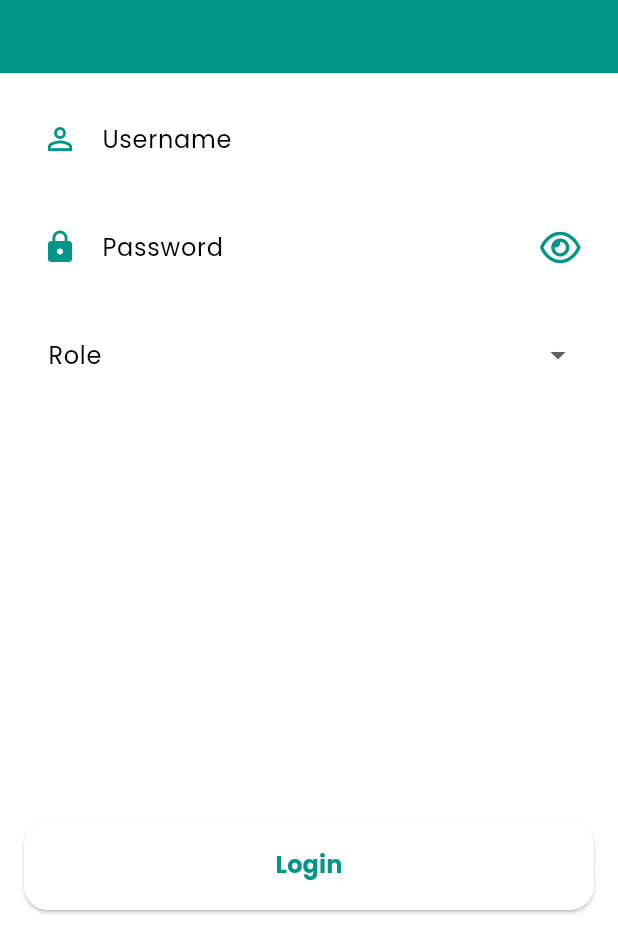
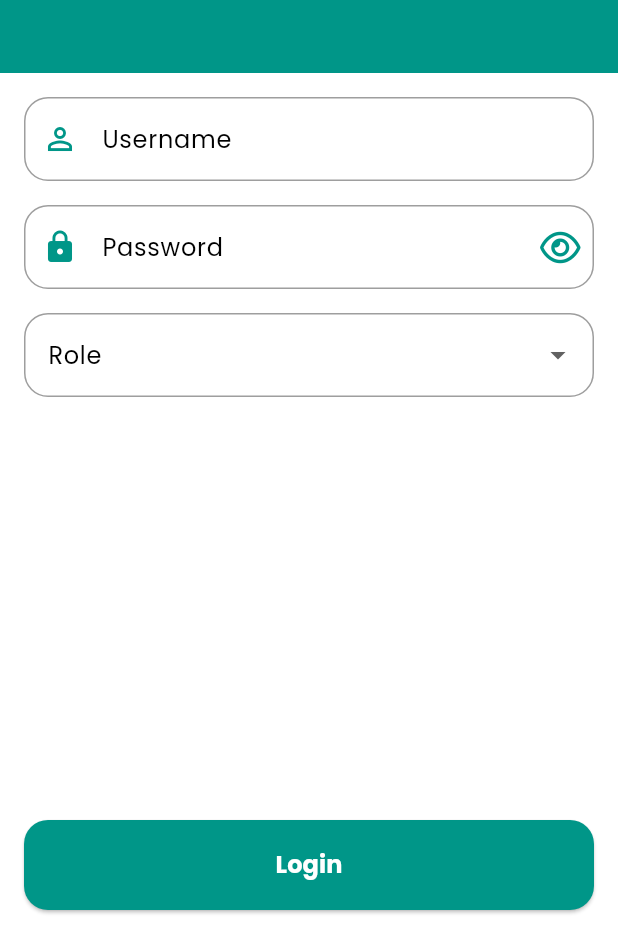
Before and after one commit to dikawardaniTrainer/sekolahku-flutter, a Flutter app: the screen it shows after launch, on a phone screen of 412 x 824 dp, the part 302-1236 px from its top. Run offline on Flutter 3.47's test engine with Material 3 defaults, Android fonts, the light colour scheme and no system bars; our stand-ins replace flutter_native_splash, flutter_slidable, font_awesome_flutter, hexcolor, shared_preferences, sprintf and 1 more; missing offline and left inert: android_intent_plus; accounts and stored records are empty.

Commit message:
Fix things

```diff
--- a/lib/resources/theme_res.dart
+++ b/lib/resources/theme_res.dart
@@ -1,3 +1,5 @@
+import 'dart:ui';
+
 import 'package:flutter/material.dart';
 import 'package:sekolah_ku/resources/color_res.dart';
 import 'package:sekolah_ku/resources/dimen_res.dart';
@@ -6,14 +8,21 @@ import 'package:sekolah_ku/resources/font_res.dart';
 class ThemeRes {
   static const themeMode = ThemeMode.system;
   static const _iconTheme = IconThemeData(color: ColorRes.tealMat);
-  static const _appBarTheme = AppBarTheme(color: ColorRes.tealMat);
+  static const _appBarTheme = AppBarTheme(
+      color: ColorRes.tealMat,
+      titleTextStyle: TextStyle(color: ColorRes.white, fontWeight: FontWeight.bold),
+      iconTheme: IconThemeData(color: ColorRes.white)
+  );
+  static final _inputBorderRadius = BorderRadius.circular(DimenRes.size_16);
   static final _inputDecor = InputDecorationTheme(
     suffixIconColor: ColorRes.tealMat,
     prefixIconColor: ColorRes.tealMat,
-    border: OutlineInputBorder(borderRadius: BorderRadius.circular(DimenRes.size_16))
+    enabledBorder: OutlineInputBorder(borderRadius: _inputBorderRadius, borderSide: const BorderSide(color: ColorRes.grey)),
+    border: OutlineInputBorder(borderRadius: _inputBorderRadius, borderSide: const BorderSide(color: ColorRes.tealMat))
   );
 
   static Brightness _brightness(bool darkMode) => darkMode ? Brightness.dark : Brightness.light;
+  static Color _bgColor(bool darkMode) => darkMode ? ColorRes.grey : ColorRes.white;
 
   static ThemeData getTheme(bool darkMode) => ThemeData(
       brightness: _brightness(darkMode),
@@ -23,6 +32,9 @@ class ThemeRes {
       iconTheme: _iconTheme,
       inputDecorationTheme: _inputDecor,
       dividerColor: ColorRes.tealMat,
-      colorScheme: ColorScheme.fromSwatch(brightness: _brightness(darkMode), primarySwatch: ColorRes.tealMat).copyWith(secondary: ColorRes.tealMat)
+      colorScheme: ColorScheme.fromSwatch(
+          backgroundColor: _bgColor(darkMode),
+          brightness: _brightness(darkMode),
+          primarySwatch: ColorRes.tealMat).copyWith(secondary: ColorRes.tealMat)
   );
 }
--- a/lib/theory/ui/sample_expanded_row_page.dart
+++ b/lib/theory/ui/sample_expanded_row_page.dart
@@ -20,7 +20,7 @@ class SampleExpandedRowPage extends StatelessWidget {
               child: InputField(
                 label: "Satu",
                 textInputType: TextInputType.text,
-                validator: (x) {},
+                validator: (x) { return null; },
               ),
             ),
             const SizedBox(width: 5,),
@@ -28,7 +28,7 @@ class SampleExpandedRowPage extends StatelessWidget {
               child: InputField(
                 label: "Satu",
                 textInputType: TextInputType.text,
-                validator: (x) {},
+                validator: (x) { return null; },
               ),
             ),
           ],
--- a/lib/widgets/button.dart
+++ b/lib/widgets/button.dart
@@ -1,5 +1,7 @@
 import 'package:flutter/material.dart';
 import 'package:sekolah_ku/resources/dimen_res.dart';
+
+import '../resources/color_res.dart';
 
 class Button extends StatelessWidget {
   final String label;
@@ -8,6 +10,7 @@ class Button extends StatelessWidget {
   final bool isExpanded;
   final bool enabled;
   final Color? backgroundColor;
+  final Color? textColor;
 
   const Button({
     super.key,
@@ -16,7 +19,8 @@ class Button extends StatelessWidget {
     this.marginTop = DimenRes.size_0,
     this.isExpanded = true,
     this.enabled = true,
-    this.backgroundColor
+    this.backgroundColor = ColorRes.tealMat,
+    this.textColor = ColorRes.white
   });
 
   @override
@@ -34,7 +38,11 @@ class Button extends StatelessWidget {
           onPressed: enabled ? onPressed : null,
           child: Text(
             label,
-            style: const TextStyle(fontSize: DimenRes.size_16, fontWeight: FontWeight.bold),
+            style: TextStyle(
+                fontSize: DimenRes.size_16,
+                fontWeight: FontWeight.bold,
+                color: textColor
+            ),
           ),
         )
       ],
--- a/pubspec.yaml
+++ b/pubspec.yaml
@@ -45,7 +45,7 @@ dependencies:
   sqflite: ^2.2.4+1
   path: ^1.8.2
   hexcolor: ^3.0.1
-  flutter_slidable: ^2.0.0
+  flutter_slidable: ^3.1.1
   flutter_launcher_icons: ^0.13.0
 
 dev_dependencies:
```
Also changed, not shown: 1 other file.
